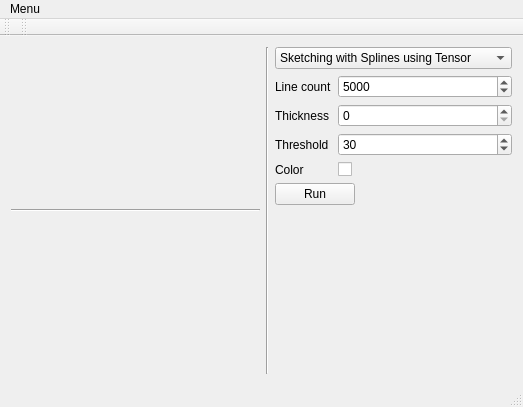
First picture: the form in CAV-app/mainwindow.ui, repository Forc3ment/CAV, before the edit.
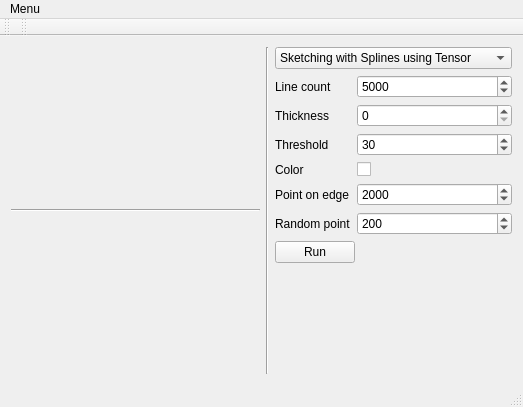
Second picture: the form after the edit.

Commit message: add randomPts and pointOnEdge

What changed in the file:
```diff
--- a/CAV-app/mainwindow.ui
+++ b/CAV-app/mainwindow.ui
@@ -184,6 +184,43 @@
           </property>
          </widget>
         </item>
+        <item row="4" column="0">
+         <widget class="QLabel" name="pointOnEdgeLabel">
+          <property name="text">
+           <string>Point on edge</string>
+          </property>
+         </widget>
+        </item>
+        <item row="4" column="1">
+         <widget class="QSpinBox" name="pointOnEdgeSpinBox">
+          <property name="minimum">
+           <number>50</number>
+          </property>
+          <property name="maximum">
+           <number>99999</number>
+          </property>
+          <property name="value">
+           <number>2000</number>
+          </property>
+         </widget>
+        </item>
+        <item row="5" column="0">
+         <widget class="QLabel" name="randomPointLabel">
+          <property name="text">
+           <string>Random point</string>
+          </property>
+         </widget>
+        </item>
+        <item row="5" column="1">
+         <widget class="QSpinBox" name="randomPointSpinBox">
+          <property name="maximum">
+           <number>99999</number>
+          </property>
+          <property name="value">
+           <number>200</number>
+          </property>
+         </widget>
+        </item>
        </layout>
       </item>
       <item>
```
The commit also changes 7 other files.
